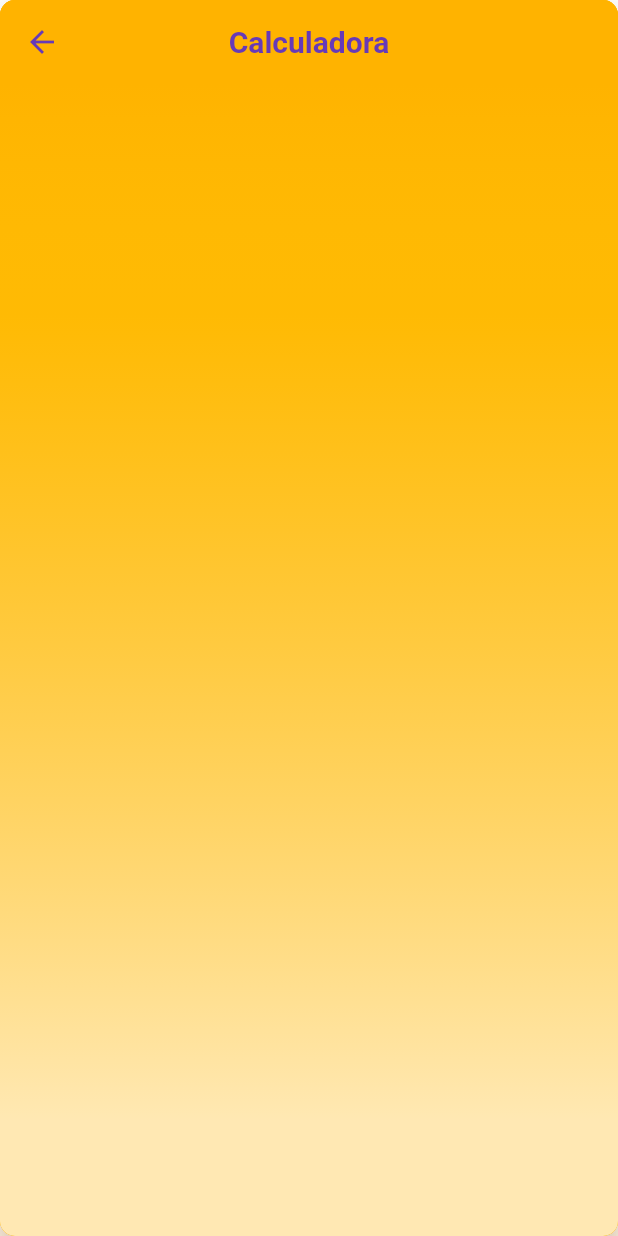
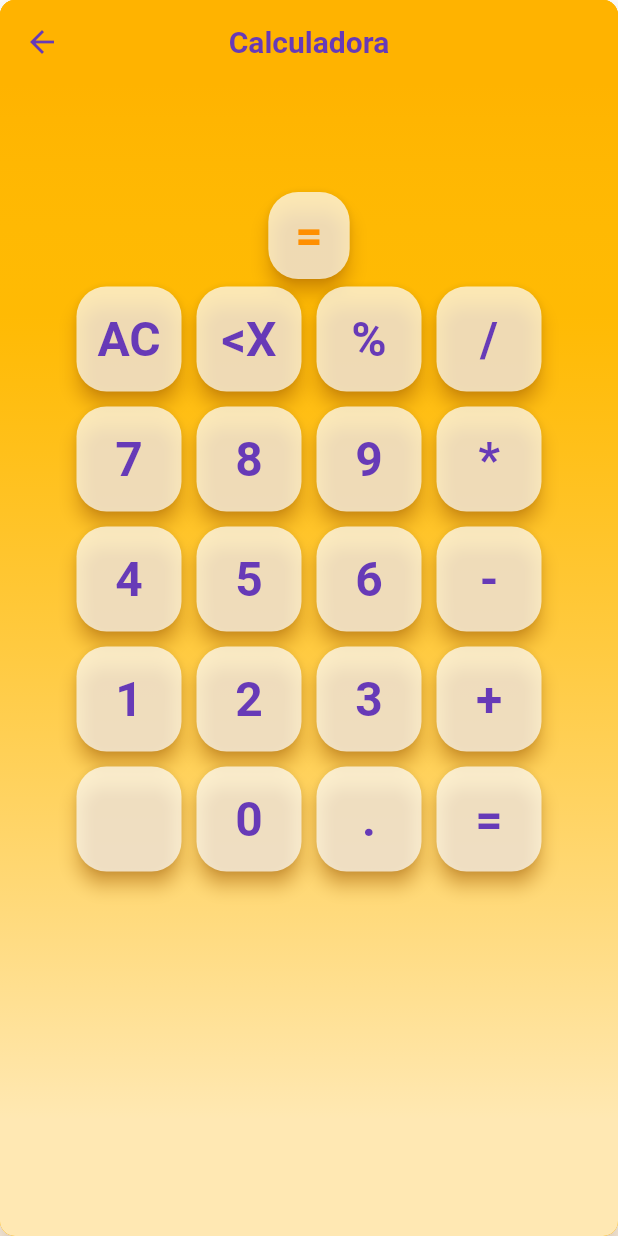
Before and after one commit to lneimardev/flutter-calc, a Flutter app: the screen it shows after launch, after a tap on the "calculate" icon, on a phone screen of 412 x 824 dp. Run offline on Flutter 3.47's test engine with Material 2 defaults, Android fonts, the phone set to English and light mode, and no system bars; our stand-ins replace grouped_list.

Commit message:
Varios ajustes
Varios ajustes:
- feitos ajustes de leiaute;
- criada página da calculadora;
- feita comunicação com back-end;

```diff
--- a/flutter_calc/lib/bo/historico-bo.dart
+++ b/flutter_calc/lib/bo/historico-bo.dart
@@ -6,7 +6,8 @@ Future<List<Historico>> dadosListHistorico() async {
     // TODO: Implementar a chama da api
     //List<Historico> list = await <chamada da api>
 
-    await Future.delayed(Duration(seconds: 10));
+    // TODO: Remover esse delay aqui, esta aqui apenas para ver o circular indicator
+    await Future.delayed(Duration(seconds: 5));
 
     List<Historico> list = [];
     Historico hist;
--- /dev/null
+++ b/flutter_calc/lib/const.dart
@@ -0,0 +1,2 @@
+
+const URL_BASE_API = "https://mentoriacalc.herokuapp.com";
--- /dev/null
+++ b/flutter_calc/lib/model/calculo.dart
@@ -0,0 +1,28 @@
+class Calculo {
+  int statusCode;
+  String mensagem;
+  List<String> mensagens;
+  int resultado;
+
+  Calculo.fromJson(Map json) {
+    this.statusCode = json['statusCode'];
+    this.mensagem = json['mensagem'];
+    // TODO: tratar quando vier erros de validações
+    //this.mensagens =
+
+    // TODO: o resultado tem que ser double
+    this.resultado = json['data']['resultado'];
+  }
+}
+
+/*
+response da API
+{
+  "statusCode": 200,
+  "mensagem": "Operacao relizda com sucesso",
+  "mensagens": [],
+  "data": {
+    "resultado": 2
+  }
+}
+*/
--- a/flutter_calc/lib/view/pages/CalcPage.dart
+++ b/flutter_calc/lib/view/pages/CalcPage.dart
@@ -1,4 +1,7 @@
 import 'package:flutter/material.dart';
+import 'package:flutter_calc/bo/calculadora-bo.dart';
+import 'package:flutter_calc/model/calculo.dart';
+import 'package:flutter_calc/view/components/CardBase.dart';
 import 'package:flutter_calc/view/components/PageBaseWithScaffold.dart';
 
 class CalcPage extends StatefulWidget {
@@ -7,8 +10,151 @@ class CalcPage extends StatefulWidget {
 }
 
 class _CalcPageState extends State<CalcPage> {
+  String _resultado = "";
+  String _numero1 = "";
+  String _numero2 = "";
+  String _operacao = "";
+  bool _isOperacao = false;
+
   @override
   Widget build(BuildContext context) {
-    return PageBaseWithScaffold(child: Container(), title: "Calculadora");
+    return PageBaseWithScaffold(
+        child: Center(
+          child: Column(
+            children: [
+              Row(
+                mainAxisAlignment: MainAxisAlignment.center,
+                children: [
+                  Padding(
+                    padding: const EdgeInsets.all(15),
+                    child: Text(_numero1 + _operacao + _numero2,
+                        style: Theme.of(context)
+                            .textTheme
+                            .headline1
+                            .copyWith(fontSize: 36)),
+                  )
+                ],
+              ),
+              Row(
+                mainAxisAlignment: MainAxisAlignment.center,
+                children: [
+                  Material(
+                    color: Theme.of(context).cardColor,
+                    elevation: 5,
+                    borderRadius: BorderRadius.circular(20),
+                    child: Padding(
+                      padding: const EdgeInsets.all(10.0),
+                      child: Text(
+                        " = $_resultado",
+                        style: Theme.of(context)
+                            .textTheme
+                            .headline1
+                            .copyWith(fontSize: 32),
+                      ),
+                    ),
+                  )
+                ],
+              ),
+              Row(
+                mainAxisAlignment: MainAxisAlignment.center,
+                children: [
+                  _buildCalcButton(buttonText: "AC"),
+                  _buildCalcButton(buttonText: "<X"),
+                  _buildCalcButton(buttonText: "%"),
+                  _buildCalcButton(buttonText: " / ", b: true)
+                ],
+              ),
+              Row(
+                mainAxisAlignment: MainAxisAlignment.center,
+                children: [
+                  _buildCalcButton(buttonText: "7"),
+                  _buildCalcButton(buttonText: "8"),
+                  _buildCalcButton(buttonText: "9"),
+                  _buildCalcButton(buttonText: " * ", b: true)
+                ],
+              ),
+              Row(
+                mainAxisAlignment: MainAxisAlignment.center,
+                children: [
+                  _buildCalcButton(buttonText: "4"),
+                  _buildCalcButton(buttonText: "5"),
+                  _buildCalcButton(buttonText: "6"),
+                  _buildCalcButton(buttonText: " - ", b: true),
+                ],
+              ),
+              Row(
+                mainAxisAlignment: MainAxisAlignment.center,
+                children: [
+                  _buildCalcButton(buttonText: "1"),
+                  _buildCalcButton(buttonText: "2"),
+                  _buildCalcButton(buttonText: "3"),
+                  _buildCalcButton(buttonText: " + ", b: true)
+                ],
+              ),
+              Row(
+                mainAxisAlignment: MainAxisAlignment.center,
+                children: [
+                  _buildCalcButton(buttonText: ""),
+                  _buildCalcButton(buttonText: "0"),
+                  _buildCalcButton(buttonText: "."),
+                  _buildCalcButton(buttonText: " = "),
+                ],
+              )
+            ],
+          ),
+        ),
+        title: "Calculadora");
+  }
+
+  _buildCalcButton({String buttonText, bool b = false}) {
+    return CardBase(
+      heigth: 70,
+      width: 70,
+      horizontalPadding: 5,
+      verticalPadding: 5,
+      onTapCard: () async {
+        if (buttonText == "AC") {
+          _resultado = "0";
+          _numero1 = "0";
+          _numero2 = "";
+          _operacao = "";
+          _isOperacao = false;
+        } else if (b) {
+          if (!_isOperacao) {
+            _isOperacao = true;
+            _operacao = buttonText;
+          }
+        } else if (buttonText == "<X") {
+          // TODO: Implementar aqui apagar o último dígito
+        } else if (buttonText == " = ") {
+          // TODO: Implementar aqui a chamada da api para que faça o cálculo
+          // executaCalculo( double numero1, double numero2, String operacao)
+
+          // TODO: tratar quando o minha variavel c[aclulo vier null]
+          Calculo calc = await executaCalculo(
+              double.parse(_numero1), double.parse(_numero2), _operacao.trim());
+
+          _resultado = calc.resultado.toString();
+        } else if (_numero1.length > 12 || _numero2.length > 12) {
+          // TODO: Exibir uma mensagem ao usuário que passou do limite
+        } else {
+          if (_isOperacao) {
+            _numero2 += buttonText;
+          } else {
+            _numero1 += buttonText;
+          }
+        }
+
+        setState(() {});
+      },
+      child: Center(
+          child: Text(
+        buttonText,
+        style: TextStyle(
+            color: Colors.deepPurple,
+            fontWeight: FontWeight.bold,
+            fontSize: 32),
+      )),
+    );
   }
 }
--- a/flutter_calc/lib/view/pages/HomePage.dart
+++ b/flutter_calc/lib/view/pages/HomePage.dart
@@ -66,12 +66,14 @@ class _MyHomePageState extends State<MyHomePage>
             (BuildContext context, AsyncSnapshot<List<Historico>> snapshot) {
           if (snapshot.connectionState == ConnectionState.waiting) {
             // TODO: Melhorar o visual do progress indicator
-            return SizedBox(
-              height: 20,
-              width: 20,
-              child: CircularProgressIndicator(
-                strokeWidth: 2,
-                backgroundColor: Colors.deepPurple,
+            return Center(
+              child: SizedBox(
+                height: 40,
+                width: 40,
+                child: CircularProgressIndicator(
+                  strokeWidth: 4,
+                  backgroundColor: Colors.deepPurple,
+                ),
               ),
             );
           }
@@ -88,7 +90,10 @@ class _MyHomePageState extends State<MyHomePage>
 
           return Padding(
             padding: EdgeInsets.all(10),
-            child: Text("Sem dados para serem exibidos...", textAlign: TextAlign.center,),
+            child: Text(
+              "Sem dados para serem exibidos...",
+              textAlign: TextAlign.center,
+            ),
           );
         });
   }
--- a/flutter_calc/pubspec.yaml
+++ b/flutter_calc/pubspec.yaml
@@ -37,6 +37,9 @@ dependencies:
 
   # formats, localizations
   intl: ^0.17.0
+
+  # http requests
+  http: ^0.13.3
 
 dev_dependencies:
   flutter_test:
```
Also changed, not shown: flutter_calc/lib/bo/calculadora-bo.dart (added, +23 -0 lines), flutter_calc/lib/requests/requests.dart (added, +95 -0 lines), flutter_calc/lib/view/pages/HistoryPage.dart (+8 -7 lines).
